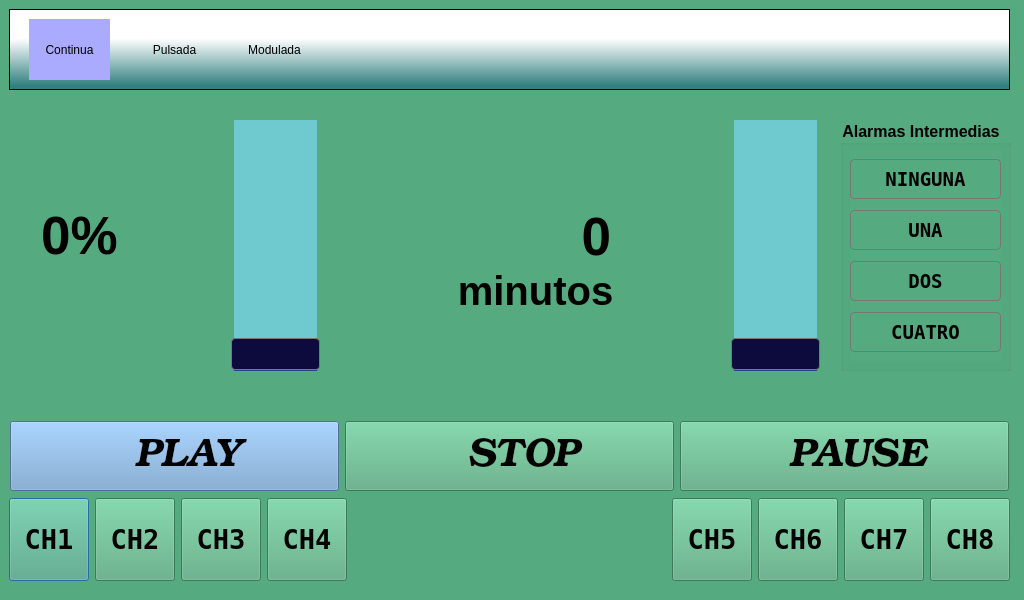
Old version of the form lipo1/lipo2.ui in the repository MarianoDel/pyqt5.
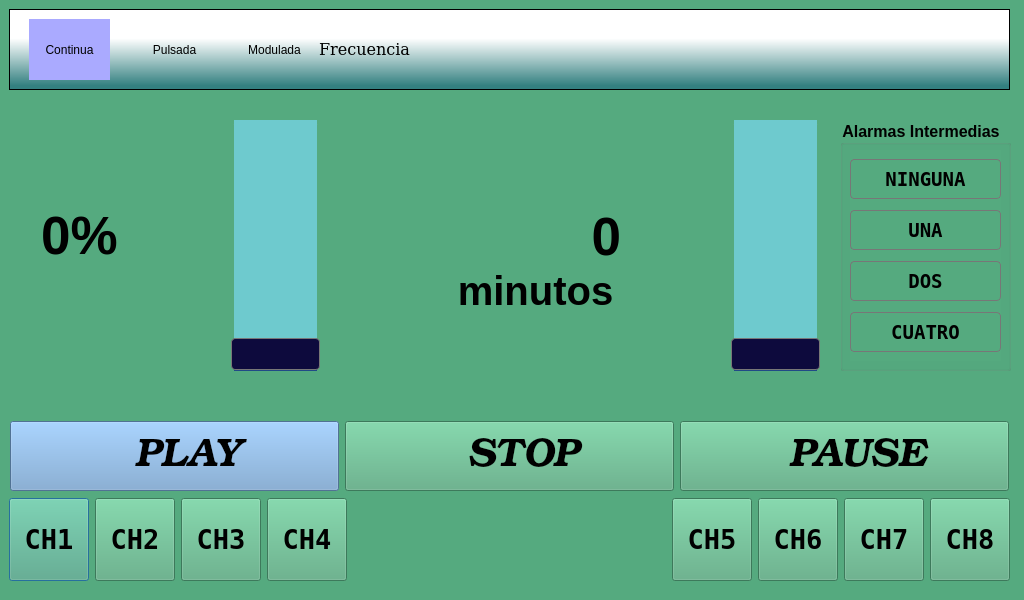
New version of the form. Icons and pictures are not drawn.

Commit message: garego freq

```diff
--- a/lipo1/lipo2.ui
+++ b/lipo1/lipo2.ui
@@ -615,6 +615,42 @@
      <bool>true</bool>
     </property>
    </widget>
+   <widget class="QToolButton" name="freqButton">
+    <property name="geometry">
+     <rect>
+      <x>310</x>
+      <y>10</y>
+      <width>91</width>
+      <height>61</height>
+     </rect>
+    </property>
+    <property name="font">
+     <font>
+      <family>DejaVu Serif</family>
+      <pointsize>12</pointsize>
+      <weight>50</weight>
+      <bold>false</bold>
+     </font>
+    </property>
+    <property name="text">
+     <string>Frecuencia</string>
+    </property>
+    <property name="iconSize">
+     <size>
+      <width>40</width>
+      <height>40</height>
+     </size>
+    </property>
+    <property name="checkable">
+     <bool>false</bool>
+    </property>
+    <property name="autoExclusive">
+     <bool>false</bool>
+    </property>
+    <property name="toolButtonStyle">
+     <enum>Qt::ToolButtonTextUnderIcon</enum>
+    </property>
+   </widget>
   </widget>
   <widget class="QLabel" name="Powerlabel">
    <property name="geometry">
@@ -785,9 +821,9 @@
   <widget class="QLabel" name="Timerlabel">
    <property name="geometry">
     <rect>
-     <x>540</x>
+     <x>450</x>
      <y>200</y>
-     <width>71</width>
+     <width>171</width>
      <height>73</height>
     </rect>
    </property>
```
The commit also changes 14 other files.
